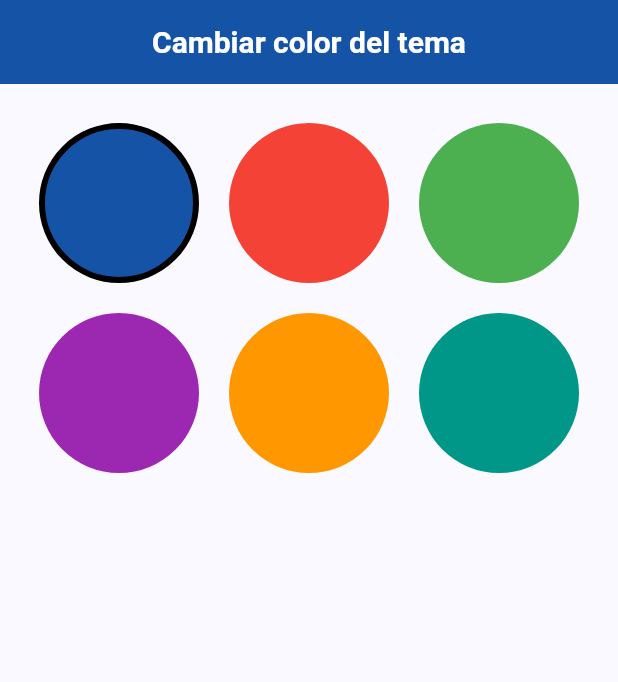
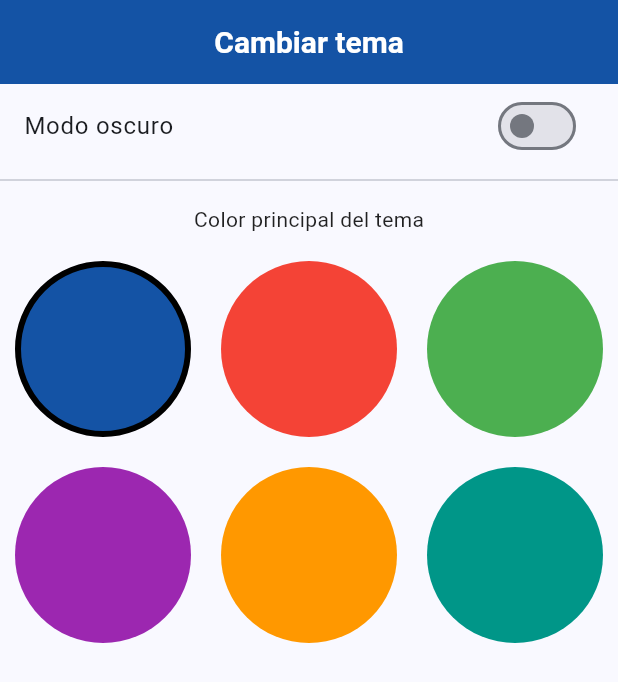
Before and after one commit to Camilo-munozP/Taller-Nav-Wid-Cic, a Flutter app: the ChangeThemeView screen opened by its route, on a phone screen of 412 x 824 dp. Shown: the top 682 px of the screen. Run offline on Flutter 3.47's test engine with Material 3 defaults, Android fonts, the phone set to English and light mode, and no system bars; our stand-ins replace flutter_dotenv, go_router, image_picker, shared_preferences; accounts and stored records are empty.

Commit message:
Se implementa el cambio de tema a claro u oscuro

```diff
--- a/lib/views/provider/change_theme_view.dart
+++ b/lib/views/provider/change_theme_view.dart
@@ -1,6 +1,6 @@
 import 'package:flutter/material.dart';
+import 'package:provider/provider.dart';
 import 'package:taller_nav/provider/theme_provider.dart';
-import 'package:provider/provider.dart';
 
 class ChangeThemeView extends StatelessWidget {
   const ChangeThemeView({super.key});
@@ -11,7 +11,7 @@ class ChangeThemeView extends StatelessWidget {
     final currentColor = themeProvider.color;
 
     final List<Color> availableColors = [
-      const Color.fromARGB(255, 20, 83, 165), // Azul por defecto
+      const Color.fromARGB(255, 20, 83, 165),
       Colors.red,
       Colors.green,
       Colors.purple,
@@ -20,9 +20,22 @@ class ChangeThemeView extends StatelessWidget {
     ];
 
     return Scaffold(
-      appBar: AppBar(title: const Text('Cambiar color del tema')),
-      body: Padding(
-        padding: const EdgeInsets.all(16.0),
+      appBar: AppBar(title: const Text('Cambiar tema')),
+      body: Column(
+        children: [
+          SwitchListTile(
+            title: const Text('Modo oscuro'),
+            value: themeProvider.themeMode == ThemeMode.dark,
+            onChanged: (value) {
+              themeProvider.toggleTheme(value);
+            },
+          ),
+          const Divider(),
+          const Padding(
+            padding: EdgeInsets.all(8.0),
+            child: Text('Color principal del tema'),
+          ),
+          Expanded(
             child: GridView.count(
               crossAxisCount: 3,
               children:
@@ -49,6 +62,8 @@ class ChangeThemeView extends StatelessWidget {
                   }).toList(),
             ),
           ),
+        ],
+      ),
     );
   }
 }
```
Also changed, not shown: lib/main.dart (+8 -18 lines), lib/provider/theme_provider.dart (+25 -16 lines), 2 other files. Lines whose indentation alone changed are shown as unchanged.
